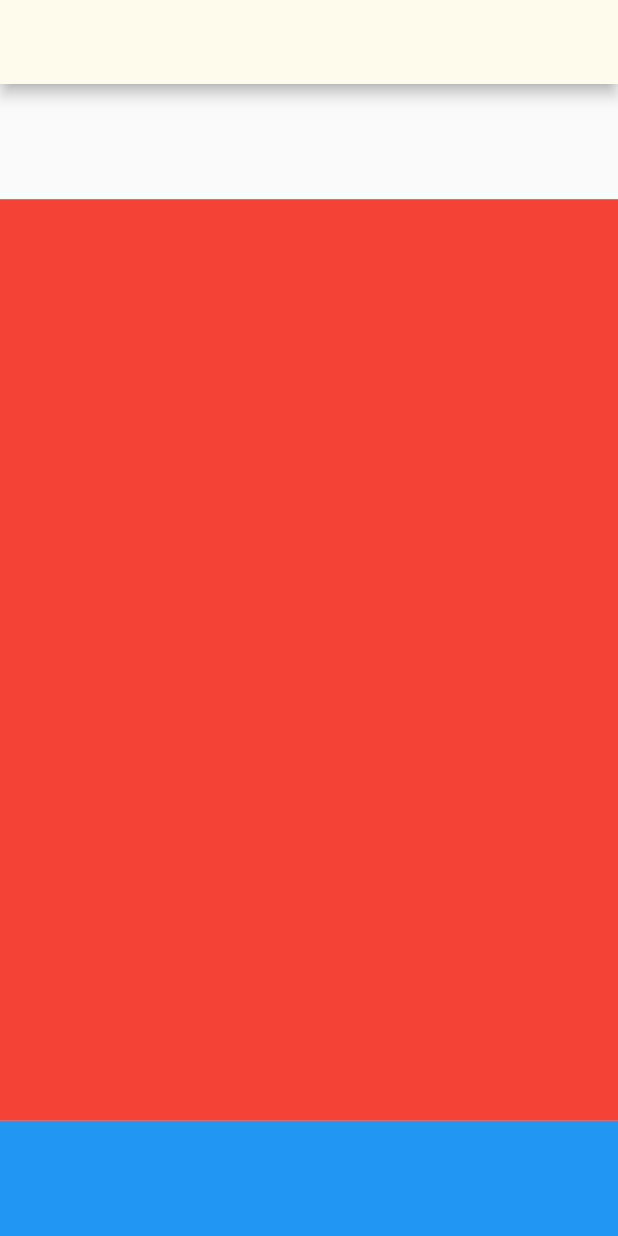
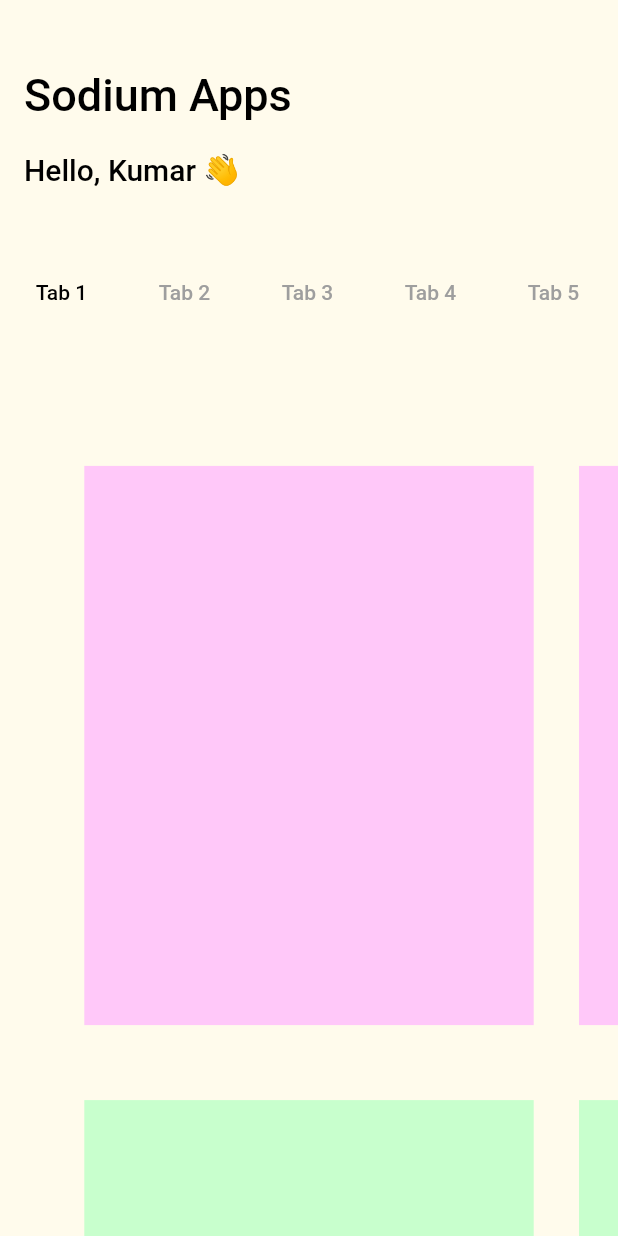
Before and after one commit to R-Aravind/sample-submission, a Flutter app: the screen it shows after launch, on a phone screen of 412 x 824 dp. Run offline on Flutter 3.47's test engine with Material 2 defaults, Android fonts, the phone set to English and light mode, and no system bars.

Commit message:
feat: implemented Home

```diff
--- a/lib/screens/home.dart
+++ b/lib/screens/home.dart
@@ -8,48 +8,144 @@ class Home extends StatefulWidget {
 }
 
 class _HomeState extends State<Home> with TickerProviderStateMixin {
-  static const List<Tab> myTabs = <Tab>[
-    Tab(text: 'LEFT'),
-    Tab(text: 'RIGHT'),
-  ];
-
-  late TabController _controller;
+  PageController _pageController = PageController(
+    viewportFraction: 0.8,
+    initialPage: 0,
+    keepPage: false,
+  );
 
   @override
   void initState() {
     super.initState();
-    _controller = TabController(vsync: this, length: myTabs.length);
   }
 
   @override
   void dispose() {
-    _controller.dispose();
+    _pageController.dispose();
     super.dispose();
   }
 
   @override
   Widget build(BuildContext context) {
     return Scaffold(
-      appBar: AppBar(),
+      appBar: AppBar(
+        elevation: 0,
+        toolbarHeight: 180,
+        title: Container(
+          height: 100,
+          child: Column(
+            mainAxisAlignment: MainAxisAlignment.spaceAround,
+            crossAxisAlignment: CrossAxisAlignment.start,
+            children: [
+              Text(
+                "Sodium Apps",
+                textAlign: TextAlign.left,
+                style: TextStyle(
+                  color: Colors.black,
+                  fontSize: 30,
+                ),
+              ),
+              Text(
+                "Hello, Kumar 👋",
+                textAlign: TextAlign.left,
+                style: TextStyle(
+                  color: Colors.black,
+                  fontSize: 20,
+                ),
+              ),
+            ],
+          ),
+        ),
+        bottom: PreferredSize(
+          preferredSize: Size.fromHeight(40),
+          child: Align(
+            alignment: Alignment.centerLeft,
+            child: TabBar(
+              isScrollable: true,
+              indicatorColor: Colors.transparent,
+              labelColor: Colors.black,
+              unselectedLabelColor: Colors.grey,
+              controller: TabController(vsync: this, length: tabs.length),
+              onTap: (int index) {
+                _pageController.animateToPage(
+                  index,
+                  duration: const Duration(milliseconds: 400),
+                  curve: Curves.easeInOut,
+                );
+              },
+              tabs: tabs,
+            ),
+          ),
+        ),
+      ),
       body: Container(
-        child: PageView(
-          scrollDirection: Axis.vertical,
+        color: Theme.of(context).primaryColor,
+        child: PageView.builder(
+          scrollDirection: Axis.horizontal,
           pageSnapping: true,
-          controller: PageController(
-              viewportFraction: 0.8, initialPage: 0, keepPage: false),
-          children: [
-            Container(
-              color: Colors.red,
-            ),
-            Container(
-              color: Colors.blue,
-            ),
-            Container(
-              color: Colors.green,
-            ),
-          ],
+          controller: _pageController,
+          itemCount: tabs.length,
+          itemBuilder: (context, index) {
+            return Padding(
+              padding: const EdgeInsets.symmetric(horizontal: 15),
+              child: Page1(),
+            );
+          },
         ),
       ),
     );
   }
 }
+
+/* PlaceHolder content */
+
+class Page1 extends StatelessWidget {
+  const Page1({Key? key}) : super(key: key);
+
+  @override
+  Widget build(BuildContext context) {
+    return PageView(
+      scrollDirection: Axis.vertical,
+      pageSnapping: true,
+      controller: PageController(
+          viewportFraction: 0.7, initialPage: 0, keepPage: false),
+      children: [
+        Container(
+          margin: EdgeInsets.only(bottom: 50),
+          color: Color.fromRGBO(255, 200, 249, 1),
+        ),
+        Container(
+          margin: EdgeInsets.only(bottom: 50),
+          color: Color.fromRGBO(200, 255, 205, 1),
+        ),
+        Container(
+          margin: EdgeInsets.only(bottom: 50),
+          color: Color.fromRGBO(200, 245, 255, 1),
+        )
+      ],
+    );
+  }
+}
+
+List<Widget> tabs = <Widget>[
+  new Container(
+    width: 50,
+    child: Tab(text: 'Tab 1'),
+  ),
+  new Container(
+    width: 50,
+    child: Tab(text: 'Tab 2'),
+  ),
+  new Container(
+    width: 50,
+    child: Tab(text: 'Tab 3'),
+  ),
+  new Container(
+    width: 50,
+    child: Tab(text: 'Tab 4'),
+  ),
+  new Container(
+    width: 50,
+    child: Tab(text: 'Tab 5'),
+  ),
+];
```
